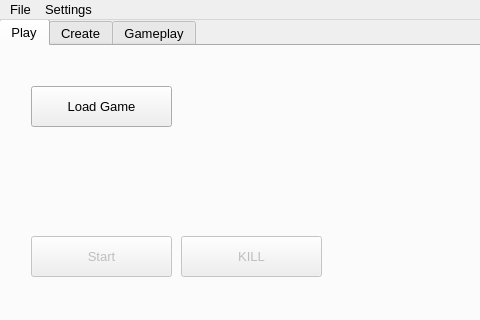
St33f3n/VisualAutomationBot, file app/Window.ui: the form before one commit; both pictures show x 0 to 480 and y 0 to 320 of the 847 by 874 pixel window.
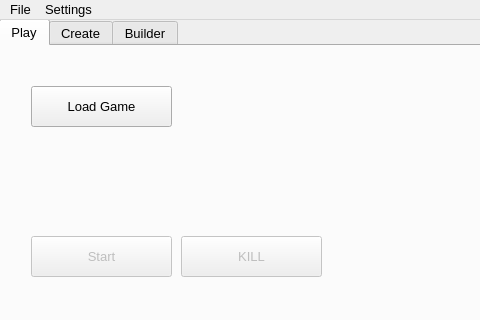
The form after the commit. The open tabs and pages were chosen to show the change.

```diff
--- a/app/Window.ui
+++ b/app/Window.ui
@@ -203,7 +203,7 @@
       </sizepolicy>
      </property>
      <attribute name="title">
-      <string>Gameplay</string>
+      <string>Builder</string>
      </attribute>
      <widget class="QPushButton" name="openDirButton">
       <property name="geometry">
```
Left out of the diff: 6 changed lines with no effect on the pictures.
